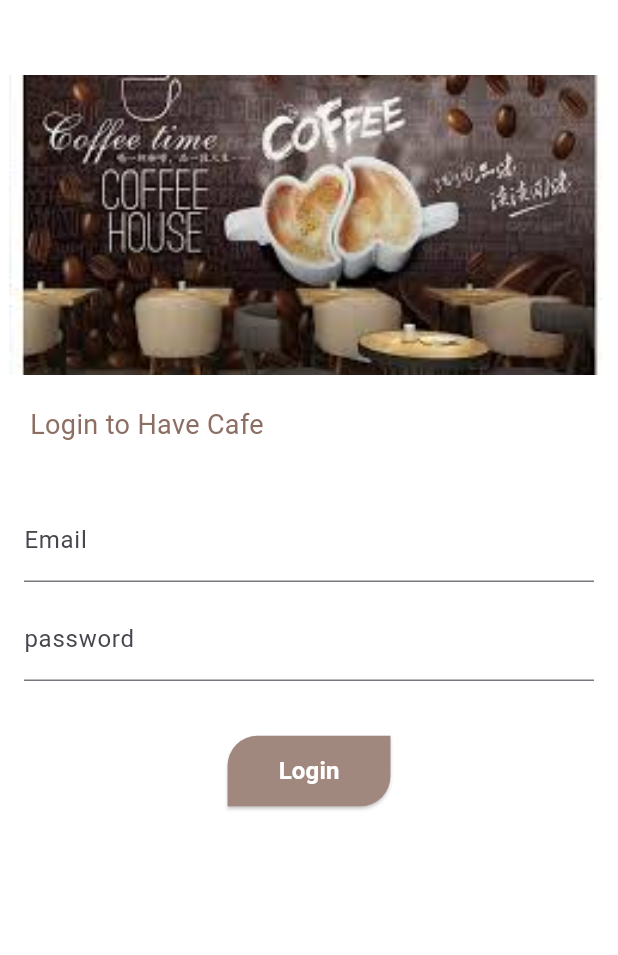
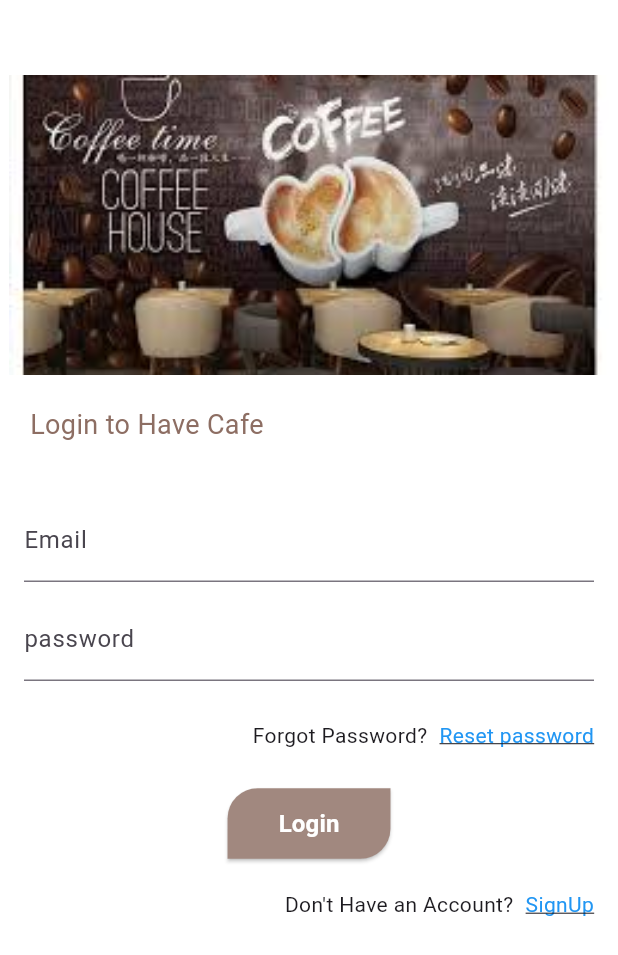
Before and after one commit to Pakhrin007/cafe-app, a Flutter app: the screen it shows after launch, on a phone screen of 412 x 824 dp. Shown: the top 955 px of the screen. Run offline on Flutter 3.47's test engine with Material 3 defaults, Android fonts, the phone set to English and light mode, and no system bars; our stand-ins replace animated_splash_screen, lottie; Roboto replaces fonts that are missing (hello); statements that could not run were skipped.

Commit message:
logon [age

```diff
--- a/lib/main.dart
+++ b/lib/main.dart
@@ -26,8 +26,8 @@ class MyApp extends StatelessWidget {
       routes: {
         "/": (context) => const SplashScreen(),
         "/login": (context) => const LoginPage(),
-        "/register": (context) => const RegisterPage(),
-        "/forgot_password": (context) => const ForgotPassword(),
+        MyRoutes.registerRoute: (context) => const RegisterPage(),
+        MyRoutes.forgot_passwordRoute: (context) => const ForgotPassword(),
         MyRoutes.HomeRoute: (context) => const HomePage(),
       },
     );
--- a/lib/pages/login_page.dart
+++ b/lib/pages/login_page.dart
@@ -69,7 +69,36 @@ class _LoginPageState extends State<LoginPage> {
                 ],
               ),
             ),
-            SizedBox(
+            const SizedBox(
+              height: 10,
+            ),
+            Padding(
+              padding: const EdgeInsets.symmetric(horizontal: 16),
+              child: Row(
+                mainAxisAlignment: MainAxisAlignment.end,
+                children: [
+                  const Text("Forgot Password?"),
+                  const SizedBox(width: 8),
+                  InkWell(
+                    onTap: () {
+                      Navigator.pushNamed(
+                          context, MyRoutes.forgot_passwordRoute);
+                    },
+                    child: const Text(
+                      "Reset password",
+                      style: TextStyle(
+                        color: Colors.blue,
+                        decoration: TextDecoration.underline,
+                      ),
+                    ),
+                  ),
+                ],
+              ),
+            ),
+            const SizedBox(
+              height: 5,
+            ),
+            const SizedBox(
               height: 20,
             ),
             Center(
@@ -79,7 +108,7 @@ class _LoginPageState extends State<LoginPage> {
                   foregroundColor: Colors.white,
                   padding: const EdgeInsets.only(
                       top: 12, left: 34, right: 34, bottom: 12),
-                  shape: RoundedRectangleBorder(
+                  shape: const RoundedRectangleBorder(
                     borderRadius: BorderRadius.only(
                         topLeft: Radius.circular(20),
                         bottomRight: Radius.circular(20)),
@@ -93,6 +122,32 @@ class _LoginPageState extends State<LoginPage> {
                   style: TextStyle(fontSize: 16, fontWeight: FontWeight.bold),
                 ),
               ),
+            ),
+            SizedBox(
+              height: 20,
+            ),
+            Padding(
+              padding: const EdgeInsets.symmetric(horizontal: 16),
+              child: Row(
+                mainAxisAlignment: MainAxisAlignment.end,
+                children: [
+                  Text("Don't Have an Account?"),
+                  SizedBox(
+                    width: 8,
+                  ),
+                  InkWell(
+                    onTap: () {
+                      Navigator.pushNamed(context, MyRoutes.registerRoute);
+                    },
+                    child: Text(
+                      "SignUp",
+                      style: TextStyle(
+                          color: Colors.blue,
+                          decoration: TextDecoration.underline),
+                    ),
+                  )
+                ],
+              ),
             )
           ],
         ),
```
